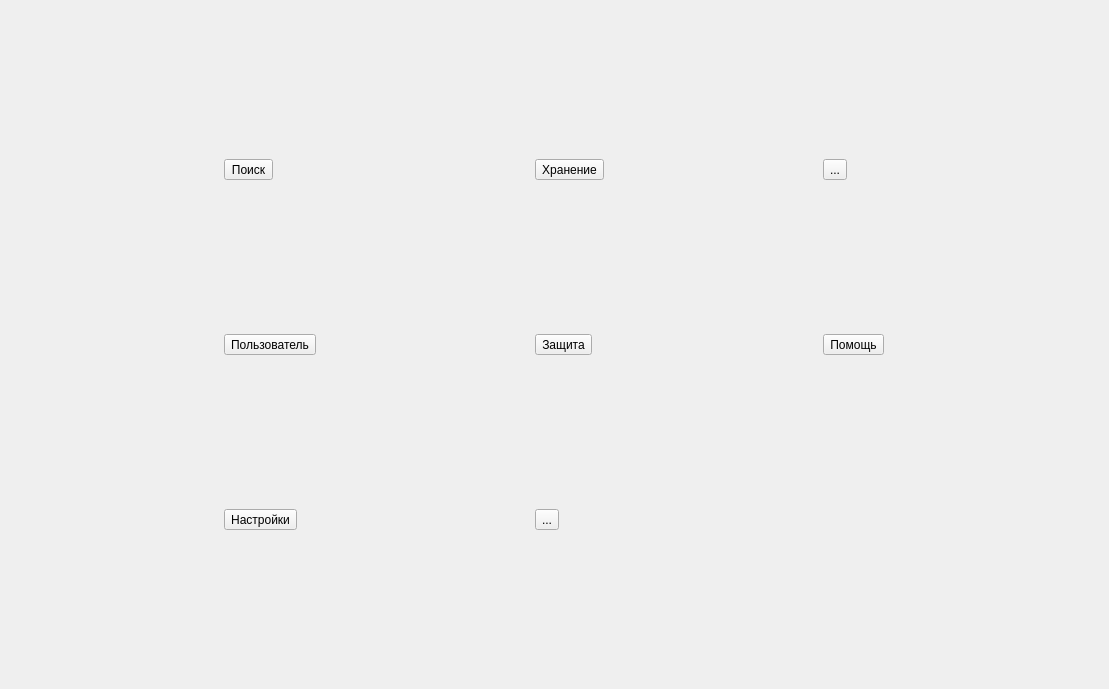
The window that Qt-Widgets-Examples/QStackedWidget-Example/src/screen/ui/MainMenuScreen.ui (STyulenev/Qt-CPP-Examples) describes before a commit, drawn with Qt 5.
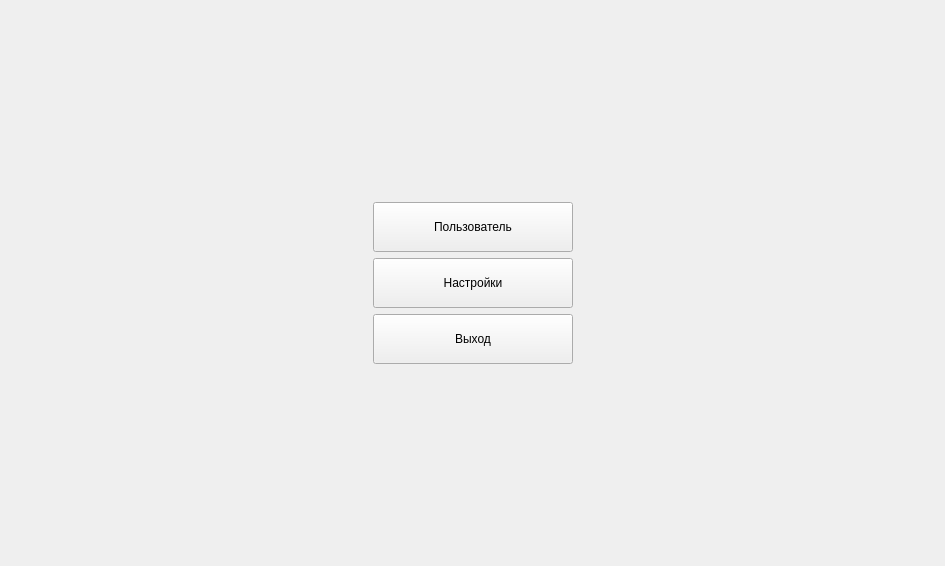
The same window after the commit. Icons and pictures are not drawn.

Diff of the .ui file:
```diff
--- a/Qt-Widgets-Examples/QStackedWidget-Example/src/screen/ui/MainMenuScreen.ui
+++ b/Qt-Widgets-Examples/QStackedWidget-Example/src/screen/ui/MainMenuScreen.ui
@@ -6,8 +6,8 @@
    <rect>
     <x>0</x>
     <y>0</y>
-    <width>1109</width>
-    <height>689</height>
+    <width>945</width>
+    <height>566</height>
    </rect>
   </property>
   <property name="windowTitle">
@@ -15,166 +15,109 @@
   </property>
   <layout class="QGridLayout" name="gridLayout">
    <item row="0" column="0">
-    <widget class="QToolButton" name="toolButton">
-     <property name="text">
-      <string>Поиск</string>
-     </property>
-     <property name="icon">
-      <iconset resource="../../../resource.qrc">
-       <normaloff>:/res/icon/main_data.png</normaloff>:/res/icon/main_data.png</iconset>
-     </property>
-     <property name="iconSize">
+    <layout class="QHBoxLayout" name="horizontalLayout">
+     <item>
+      <spacer name="horizontalSpacer">
+       <property name="orientation">
+        <enum>Qt::Horizontal</enum>
+       </property>
+       <property name="sizeHint" stdset="0">
       <size>
-       <width>128</width>
-       <height>128</height>
-      </size>
-     </property>
-     <property name="toolButtonStyle">
-      <enum>Qt::ToolButtonTextUnderIcon</enum>
-     </property>
-    </widget>
-   </item>
-   <item row="0" column="1">
-    <widget class="QToolButton" name="toolButton_2">
-     <property name="text">
-      <string>Хранение</string>
-     </property>
-     <property name="icon">
-      <iconset resource="../../../resource.qrc">
-       <normaloff>:/res/icon/main_about.png</normaloff>:/res/icon/main_about.png</iconset>
-     </property>
-     <property name="iconSize">
+         <width>436</width>
+         <height>20</height>
+        </size>
+       </property>
+      </spacer>
+     </item>
+     <item>
+      <layout class="QVBoxLayout" name="verticalLayout_2">
+       <item>
+        <spacer name="verticalSpacer">
+         <property name="orientation">
+          <enum>Qt::Vertical</enum>
+         </property>
+         <property name="sizeHint" stdset="0">
       <size>
-       <width>128</width>
-       <height>128</height>
-      </size>
-     </property>
-     <property name="toolButtonStyle">
-      <enum>Qt::ToolButtonTextUnderIcon</enum>
-     </property>
-    </widget>
-   </item>
-   <item row="0" column="2">
-    <widget class="QToolButton" name="toolButton_3">
-     <property name="text">
-      <string>...</string>
-     </property>
-     <property name="icon">
-      <iconset resource="../../../resource.qrc">
-       <normaloff>:/res/icon/main_company.png</normaloff>:/res/icon/main_company.png</iconset>
-     </property>
-     <property name="iconSize">
+           <width>20</width>
+           <height>245</height>
+          </size>
+         </property>
+        </spacer>
+       </item>
+       <item>
+        <layout class="QVBoxLayout" name="verticalLayout">
+         <item>
+          <widget class="QPushButton" name="userScreenButton">
+           <property name="minimumSize">
       <size>
-       <width>128</width>
-       <height>128</height>
-      </size>
-     </property>
-     <property name="toolButtonStyle">
-      <enum>Qt::ToolButtonTextUnderIcon</enum>
-     </property>
-    </widget>
-   </item>
-   <item row="1" column="0">
-    <widget class="QToolButton" name="userScreenButton">
+             <width>200</width>
+             <height>50</height>
+            </size>
+           </property>
      <property name="text">
       <string>Пользователь</string>
      </property>
-     <property name="icon">
-      <iconset resource="../../../resource.qrc">
-       <normaloff>:/res/icon/main_person.png</normaloff>:/res/icon/main_person.png</iconset>
-     </property>
-     <property name="iconSize">
-      <size>
-       <width>128</width>
-       <height>128</height>
-      </size>
-     </property>
-     <property name="toolButtonStyle">
-      <enum>Qt::ToolButtonTextUnderIcon</enum>
-     </property>
-    </widget>
-   </item>
-   <item row="1" column="1">
-    <widget class="QToolButton" name="toolButton_7">
-     <property name="text">
-      <string>Защита</string>
-     </property>
-     <property name="icon">
-      <iconset resource="../../../resource.qrc">
-       <normaloff>:/res/icon/main_main.png</normaloff>:/res/icon/main_main.png</iconset>
-     </property>
-     <property name="iconSize">
+          </widget>
+         </item>
+         <item>
+          <widget class="QPushButton" name="settingScreenButton">
+           <property name="minimumSize">
       <size>
-       <width>128</width>
-       <height>128</height>
-      </size>
-     </property>
-     <property name="toolButtonStyle">
-      <enum>Qt::ToolButtonTextUnderIcon</enum>
-     </property>
-    </widget>
-   </item>
-   <item row="1" column="2">
-    <widget class="QToolButton" name="toolButton_6">
-     <property name="text">
-      <string>Помощь</string>
-     </property>
-     <property name="icon">
-      <iconset resource="../../../resource.qrc">
-       <normaloff>:/res/icon/main_help.png</normaloff>:/res/icon/main_help.png</iconset>
-     </property>
-     <property name="iconSize">
-      <size>
-       <width>128</width>
-       <height>128</height>
-      </size>
-     </property>
-     <property name="toolButtonStyle">
-      <enum>Qt::ToolButtonTextUnderIcon</enum>
-     </property>
-    </widget>
-   </item>
-   <item row="2" column="0">
-    <widget class="QToolButton" name="settingScreenButton">
+             <width>200</width>
+             <height>50</height>
+            </size>
+           </property>
      <property name="text">
       <string>Настройки</string>
      </property>
-     <property name="icon">
-      <iconset resource="../../../resource.qrc">
-       <normaloff>:/res/icon/main_config.png</normaloff>:/res/icon/main_config.png</iconset>
-     </property>
-     <property name="iconSize">
-      <size>
-       <width>128</width>
-       <height>128</height>
-      </size>
-     </property>
-     <property name="toolButtonStyle">
-      <enum>Qt::ToolButtonTextUnderIcon</enum>
-     </property>
-    </widget>
-   </item>
-   <item row="2" column="1">
-    <widget class="QToolButton" name="toolButton_5">
+          </widget>
+         </item>
+         <item>
+          <widget class="QPushButton" name="closeButton">
+           <property name="minimumSize">
+            <size>
+             <width>200</width>
+             <height>50</height>
+            </size>
+           </property>
      <property name="text">
-      <string>...</string>
-     </property>
-     <property name="icon">
-      <iconset resource="../../../resource.qrc">
-       <normaloff>:/res/icon/main_exit.png</normaloff>:/res/icon/main_exit.png</iconset>
-     </property>
-     <property name="iconSize">
+            <string>Выход</string>
+           </property>
+          </widget>
+         </item>
+        </layout>
+       </item>
+       <item>
+        <spacer name="verticalSpacer_2">
+         <property name="orientation">
+          <enum>Qt::Vertical</enum>
+         </property>
+         <property name="sizeHint" stdset="0">
       <size>
-       <width>128</width>
-       <height>128</height>
-      </size>
-     </property>
-     <property name="toolButtonStyle">
-      <enum>Qt::ToolButtonTextUnderIcon</enum>
-     </property>
-    </widget>
-   </item>
-  </layout>
+           <width>20</width>
+           <height>244</height>
+          </size>
+         </property>
+        </spacer>
+       </item>
+      </layout>
+     </item>
+     <item>
+      <spacer name="horizontalSpacer_2">
+       <property name="orientation">
+        <enum>Qt::Horizontal</enum>
+       </property>
+       <property name="sizeHint" stdset="0">
+        <size>
+         <width>435</width>
+         <height>20</height>
+        </size>
+       </property>
+      </spacer>
+     </item>
+    </layout>
+   </item>
+  </layout>
  </widget>
  <resources>
   <include location="../../../resource.qrc"/>
```
Left out of the diff: 4 changed lines with no effect on the pictures. Lines whose indentation alone changed are shown as unchanged.
